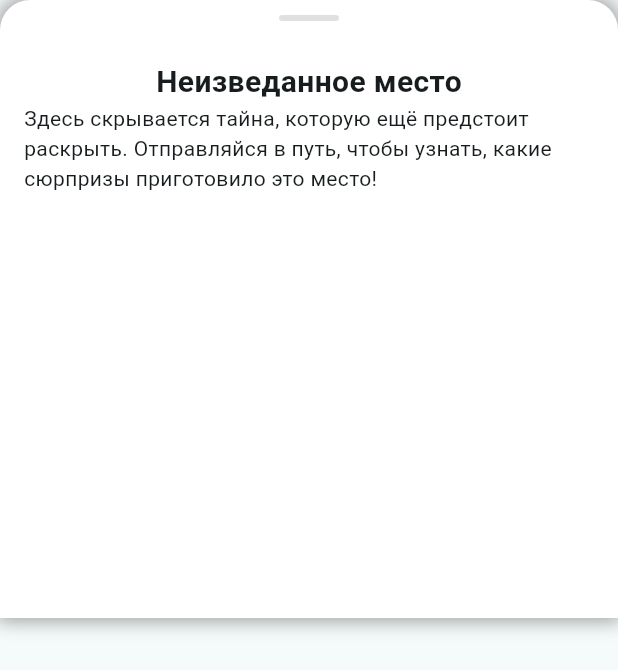
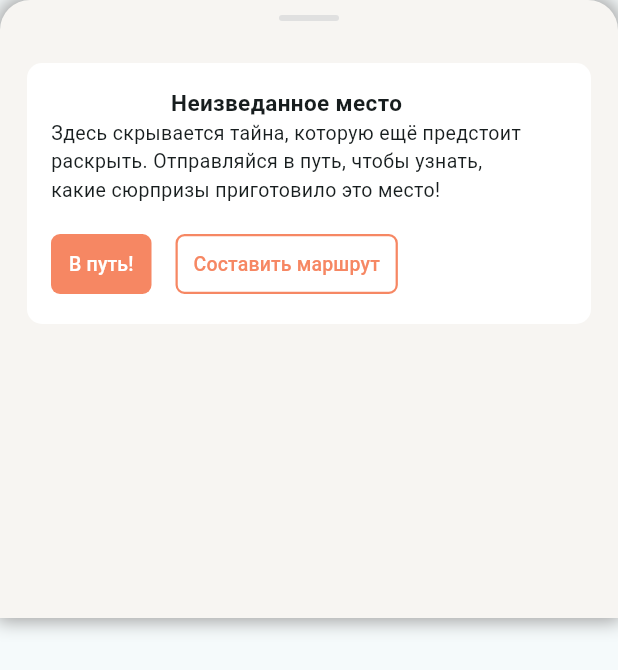
Before and after one commit to DmitrySnTDP/my_mystery_city, a Flutter app: the MarkerOverlay widget shown alone on an empty page, opened directly with empty values, on a phone screen of 412 x 824 dp. Shown: the top 670 px of the screen. Run offline on Flutter 3.47's test engine with Material 3 defaults, Android fonts, the phone set to English and light mode, and no system bars; our stand-ins replace geolocator, sqflite; missing offline and left inert: yandex_maps_mapkit; accounts and stored records are empty; statements that could not run were skipped.

```diff
--- a/lib/data/db_worker.dart
+++ b/lib/data/db_worker.dart
@@ -17,11 +17,13 @@ class MarkerMap {
   int isChecked;
   final String name;
   final String description;
+  final String shortDescription;
+  final String imgLink;
 
-  MarkerMap({required this.latitude, required this.longitude, required this.typePoint, required this.isChecked, required this.name, required this.description});
+  MarkerMap({required this.latitude, required this.longitude, required this.typePoint, required this.isChecked, required this.name, required this.description, required this.shortDescription, required this.imgLink});
 
   Map<String, Object?> toMap() {
-    return {'latitude': latitude, 'longitude': longitude, 'type_point': typePoint, 'is_checked': isChecked, 'name': name, 'description': description};
+    return {'latitude': latitude, 'longitude': longitude, 'type_point': typePoint, 'is_checked': isChecked, 'name': name, 'description': description, 'short_description':shortDescription, 'img_link': imgLink};
   }
 
   factory MarkerMap.fromJson(Map<String, dynamic> json) {
@@ -31,7 +33,9 @@ class MarkerMap {
       typePoint: json["type_point"],
       isChecked: json["is_checked"],
       name: json["name"],
-      description: json["description"]
+      description: json["description"],
+      shortDescription: json["short_description"],
+      imgLink: json["img_link"],
     );
   }
 }
@@ -60,7 +64,7 @@ Future<void>createTable() async {
   var database_ = openDatabase(join(await getDatabasesPath(), "assets/db/db_local.db"),
     onCreate: (db, version) {
       return db.execute(
-        'CREATE TABLE markers_data (latitude REAL NOT NULL, longitude	REAL NOT NULL, type_point	INTEGER NOT NULL DEFAULT 0 CHECK(type_point >= 0 AND type_point < 3), is_checked	BLOB NOT NULL, name	TEXT,	description	TEXT,	PRIMARY KEY(latitude, longitude))',
+        'CREATE TABLE markers_data (latitude REAL NOT NULL, longitude	REAL NOT NULL, type_point	INTEGER NOT NULL DEFAULT 0 CHECK(type_point >= 0 AND type_point < 3), is_checked	BLOB NOT NULL, name	TEXT,	description	TEXT, short_description TEXT, img_link TEXT,	PRIMARY KEY(latitude, longitude))',
       );
     },
     version: 1,
@@ -78,10 +82,12 @@ Future<List<MarkerMap>> getMarkersMap() async {
       'type_point': typePoint as int,
       'is_checked': isChecked as int,
       'name': name as String,
-      'description': description as String
+      'description': description as String,
+      'short_description' : shortDescription as String,
+      'img_link' : imgLink as String,
     } in markersMaps)
 
-      MarkerMap(latitude: latitude, longitude: longitude, typePoint: typePoint, isChecked: isChecked, name: name, description: description),
+      MarkerMap(latitude: latitude, longitude: longitude, typePoint: typePoint, isChecked: isChecked, name: name, description: description, shortDescription: shortDescription, imgLink: imgLink),
   ];
 }
 
--- a/lib/views/home_page.dart
+++ b/lib/views/home_page.dart
@@ -83,7 +83,7 @@ class _MyHomePageState extends State<MyHomePage> {
                 NavigationDestination(
                   selectedIcon: ImageIcon(const AssetImage("assets/icons/routes.png"), color: colorOnClick),
                   icon: const ImageIcon(AssetImage('assets/icons/routes.png')),
-                  label: 'Маршруты',
+                  label: 'Категории',
                 ),
                 NavigationDestination(
                   selectedIcon: ImageIcon(const AssetImage("assets/icons/achievements.png"), color: colorOnClick),
--- a/lib/views/point_window_on_map.dart
+++ b/lib/views/point_window_on_map.dart
@@ -18,13 +18,12 @@ class MarkerOverlay extends StatelessWidget {
       child: DraggableScrollableSheet(
         expand: false,
         initialChildSize: 0.5,
-        minChildSize: 0.15,
+        minChildSize: 0.00,
         maxChildSize: 1.0,
         builder: (context, scrollController) {
           return NotificationListener<DraggableScrollableNotification>(
             onNotification: (notification) {
-              if (notification.extent <= 0.25) {
-                // Navigator.pop(context);
+              if (notification.extent <= 0.05) {
                 tappedMarker = null;
                 return true;
               }
@@ -32,7 +31,7 @@ class MarkerOverlay extends StatelessWidget {
             },
             child: Container(
               decoration: const BoxDecoration(
-                color: Colors.white,
+                color: Color.fromRGBO(247, 245, 242, 1),
                 borderRadius: BorderRadius.vertical(top: Radius.circular(20)),
                 boxShadow: [
                   BoxShadow(
@@ -57,7 +56,7 @@ class MarkerOverlay extends StatelessWidget {
                     ),
                   ),
                   Padding(
-                    padding: const EdgeInsets.all(16.0),
+                    padding: const EdgeInsets.all(18.0),
                     child: Column(
                       children: getText(marker)
                     ),
@@ -73,12 +72,133 @@ class MarkerOverlay extends StatelessWidget {
 }
 
 List<Widget> getText(MarkerMap marker){
+  List<Widget> discriptionWidgets = [];
   if (marker.isChecked == 1) {
-    return [Text(marker.name, style: TextStyle(fontSize: 20, fontWeight :FontWeight.bold)),
-    Text(marker.description, style: TextStyle(fontSize: 14))];
+    for (var text in marker.description.split("\\n"))
+    {
+      discriptionWidgets.add(Text(text, style: TextStyle(fontSize: 12)));
+    }
+
+    return [
+      Text(
+        marker.name,
+        style: TextStyle(
+          fontSize: 18,
+          fontWeight: FontWeight.bold
+        ),
+        textAlign: TextAlign.center
+      ),
+      SizedBox(height: 15),
+      Container(
+        decoration: const BoxDecoration(
+          color: Colors.white,
+          borderRadius: BorderRadius.vertical(top: Radius.circular(10), bottom: Radius.circular(10))
+        ),
+        child: Row(
+          children: [
+            Flexible(
+              flex: 2,
+              child: ClipRRect(
+                borderRadius: BorderRadius.horizontal(
+                  left: Radius.circular(10),
+                ),
+                child: Image(
+                  image: AssetImage(marker.imgLink),
+                  fit: BoxFit.cover,
+                ),
+              ),
+            ),
+            Flexible(
+              flex: 3,
+              child: Padding(
+                padding: EdgeInsets.only(left: 13, right: 16, top: 4, bottom: 4),
+                child : Expanded(
+                  child: Text(
+                    marker.shortDescription,
+                    style: TextStyle(fontSize: 12)
+                  ),
+                ),
+              )
+            ),
+          ],
+        ),
+      ),
+      SizedBox(height: 15),
+      Container(
+        decoration: const BoxDecoration(
+          color: Colors.white,
+          borderRadius: BorderRadius.vertical(top: Radius.circular(10), bottom: Radius.circular(10)),
+        ),
+        child: Padding(padding: EdgeInsets.only(left: 20, right: 12, top: 12, bottom: 12),
+         child: Column(
+          children: discriptionWidgets,
+          ),
+        ),
+      ),
+    ];
   }
+
   else {
-    return [Text("Неизведанное место", style: TextStyle(fontSize: 20, fontWeight :FontWeight.bold)),
-    Text("Здесь скрывается тайна, которую ещё предстоит раскрыть. Отправляйся в путь, чтобы узнать, какие сюрпризы приготовило это место!", style: TextStyle(fontSize: 14))];
+    return [
+      Container(
+        decoration: const BoxDecoration(
+          color: Colors.white,
+          borderRadius: BorderRadius.vertical(top: Radius.circular(10), bottom: Radius.circular(10))
+        ),
+        child: Padding(
+          padding: EdgeInsets.only(left: 16, right: 46, top: 16, bottom: 16),
+          child: Column(
+            children: [
+              Text("Неизведанное место", style: TextStyle(fontSize: 15, fontWeight: FontWeight.bold)),
+              Text(
+                "Здесь скрывается тайна, которую ещё предстоит раскрыть. Отправляйся в путь, чтобы узнать, какие сюрпризы приготовило это место!",
+                style: TextStyle(fontSize: 13),
+              ),
+              SizedBox(height: 16),
+              Row(
+                children: [
+                  TextButton(
+                    onPressed: null,
+                    style: ButtonStyle(
+                      backgroundColor: WidgetStateProperty.all(Color.fromRGBO(246, 135, 99, 1)),
+                      shape: WidgetStateProperty.all(
+                        RoundedRectangleBorder(
+                          borderRadius: BorderRadius.circular(6),
+                        ),
+                      ),
+                    ),
+                    child: Text(
+                      "В путь!",
+                      style: TextStyle(fontSize: 13, color: Colors.white)
+                    ),
+                  ),
+                  SizedBox(width: 16),
+                  TextButton(
+                    onPressed: null,
+                    style: ButtonStyle(
+                      side: WidgetStateProperty.all(
+                        BorderSide(
+                          color: Color.fromRGBO(246, 135, 99, 1),
+                          width: 1.5,
+                        ),
+                      ),
+                      shape: WidgetStateProperty.all(
+                        RoundedRectangleBorder(
+                          borderRadius: BorderRadius.circular(6),
+                        ),
+                      ),
+                    ),
+                    child: Text(
+                      "Составить маршрут",
+                      style: TextStyle(fontSize: 13, color: Color.fromRGBO(246, 135, 99, 1)),
+                    ),
+                  ),
+                ],
+              ),
+            ],
+          ),
+        ),
+      ),
+    ];
   }
 }
--- a/pubspec.yaml
+++ b/pubspec.yaml
@@ -67,6 +67,7 @@ flutter:
   assets:
       - assets/icons/
       - assets/images/
+      - assets/images/place_images/
       - assets/db/
       - assets/style/
   #   - images/a_dot_burr.jpeg
```
Also changed, not shown: assets/db/points.json (+21 -5 lines), assets/images/place_images/administration_sity.png (added), assets/images/place_images/istoricheskiy_skver.jpg (added), assets/images/place_images/visotskiy.jpg (added), assets/images/place_images/yeltsin_center.jpg (added).
